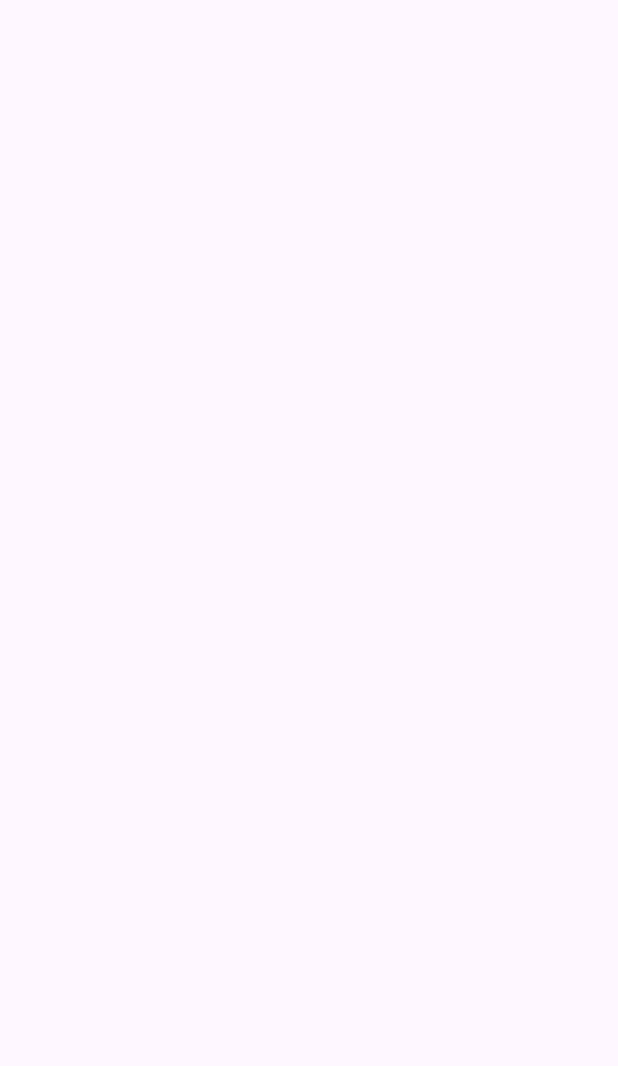
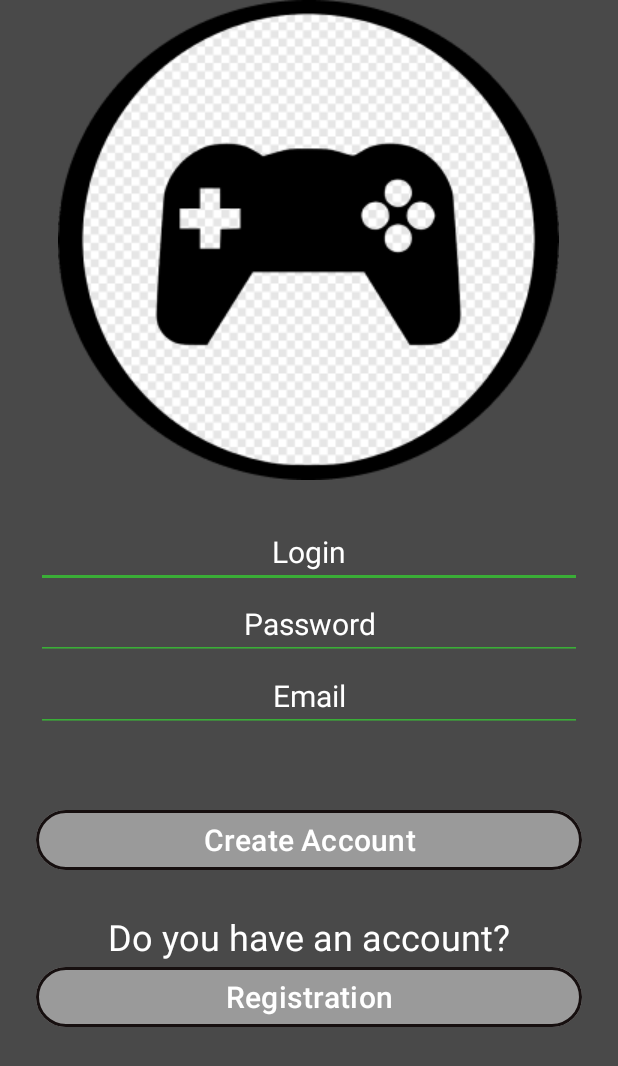
Before and after one commit to plumsoftware/Game-Lab, an Android app: the RegisterActivity screen opened directly, with no data from a screen before it, on a phone screen of 412 x 824 dp. Before the commit the part shown is empty. Shown: the top 1066 px of the screen. Run offline under Robolectric (Android 15) with nearby library versions, the phone set to English and light mode, and no system bars.

Commit message:
Добавил экран регистрации

```diff
--- a/app/src/main/java/com/example/gamelab/activity/RegisterActivity.kt
+++ b/app/src/main/java/com/example/gamelab/activity/RegisterActivity.kt
@@ -1,14 +1,49 @@
 package com.example.gamelab.activity
 
+import android.content.Context
+import android.content.Intent
+import android.content.SharedPreferences
 import android.os.Bundle
+import android.widget.Button
+import android.widget.EditText
+import android.widget.Toast
 import androidx.appcompat.app.AppCompatActivity
 import com.example.gamelab.R
 
 class RegisterActivity : AppCompatActivity() {
     override fun onCreate(savedInstanceState: Bundle?) {
         super.onCreate(savedInstanceState)
-
         setContentView(R.layout.activity_register)
 
+        val editTextTextLogin = findViewById<EditText>(R.id.editTextTextLogin)
+        val editTextTextPassword = findViewById<EditText>(R.id.editTextTextPassword)
+        val editTextTextEmail = findViewById<EditText>(R.id.editTextTextEmail)
+
+        val buttonLogin = findViewById<Button>(R.id.buttonLogin)
+        val buttonRegistration = findViewById<Button>(R.id.buttonRegister)
+
+        buttonLogin.setOnClickListener {
+            val login = editTextTextLogin.text.toString()
+            val password = editTextTextPassword.text.toString()
+            val email = editTextTextEmail.text.toString()
+
+            if (login.isNotEmpty() && password.isNotEmpty() && email.isNotEmpty()) {
+                val sp = getSharedPreferences("user", Context.MODE_PRIVATE)
+                val editor: SharedPreferences.Editor = sp.edit()
+                editor.putString("login", login)
+                editor.putString("password", password)
+                editor.putString("email", email)
+                editor.apply()
+
+                startActivity(Intent(this, CatalogActivity::class.java))
+                finish()
+            } else {
+                Toast.makeText(this, "Заполните все данные профиля!", Toast.LENGTH_LONG).show()
+            }
+        }
+        buttonRegistration.setOnClickListener {
+            startActivity(Intent(this, CatalogActivity::class.java))
+            finish()
+        }
     }
 }
--- a/app/src/main/res/layout/activity_register.xml
+++ b/app/src/main/res/layout/activity_register.xml
@@ -5,6 +5,100 @@
     android:id="@+id/main"
     android:layout_width="match_parent"
     android:layout_height="match_parent"
+    android:background="@color/background"
     tools:context=".activity.RegisterActivity">
 
+    <LinearLayout
+        android:layout_width="match_parent"
+        android:layout_height="match_parent"
+        android:gravity="center|top"
+        android:orientation="vertical"
+        android:paddingStart="24dp"
+        android:paddingEnd="24dp"
+        app:layout_constraintBottom_toBottomOf="parent"
+        app:layout_constraintEnd_toEndOf="parent"
+        app:layout_constraintStart_toStartOf="parent"
+        app:layout_constraintTop_toTopOf="parent">
+
+        <ImageView
+            android:id="@+id/imageView"
+            android:layout_width="wrap_content"
+            android:layout_height="wrap_content"
+            android:layout_marginBottom="24dp"
+            app:srcCompat="@drawable/logo" />
+
+        <EditText
+            android:id="@+id/editTextTextLogin"
+            android:layout_width="match_parent"
+            android:layout_height="wrap_content"
+            android:backgroundTint="#3AAE37"
+            android:ems="10"
+            android:gravity="center"
+            android:hint="Login"
+            android:inputType="text"
+            android:textColorHint="@color/text_color"
+            android:textSize="20sp" />
+
+        <EditText
+            android:id="@+id/editTextTextPassword"
+            android:layout_width="match_parent"
+            android:layout_height="wrap_content"
+            android:backgroundTint="#3AAE37"
+            android:ems="10"
+            android:gravity="center"
+            android:hint="Password"
+            android:inputType="textPassword"
+            android:textColorHint="@color/text_color"
+            android:textSize="20sp" />
+
+        <EditText
+            android:id="@+id/editTextTextEmail"
+            android:layout_width="match_parent"
+            android:layout_height="wrap_content"
+            android:layout_marginBottom="24dp"
+            android:backgroundTint="#3AAE37"
+            android:ems="10"
+            android:gravity="center"
+            android:hint="Email"
+            android:inputType="textEmailAddress"
+            android:textColorHint="@color/text_color"
+            android:textSize="20sp" />
+
+        <Button
+            android:id="@+id/buttonLogin"
+            android:layout_width="match_parent"
+            android:layout_height="wrap_content"
+            android:layout_marginTop="24dp"
+            android:layout_marginBottom="0dp"
+            android:backgroundTint="@color/primary"
+            android:text="Create Account"
+            android:textColor="@color/text_color"
+            android:textSize="20sp"
+            app:cornerRadius="22dp"
+            app:strokeColor="#160F0F"
+            app:strokeWidth="2dp" />
+
+        <TextView
+            android:id="@+id/textView"
+            android:layout_width="match_parent"
+            android:layout_height="wrap_content"
+            android:layout_marginTop="24dp"
+            android:gravity="center"
+            android:text="Do you have an account?"
+            android:textSize="24sp" />
+
+        <Button
+            android:id="@+id/buttonRegister"
+            android:layout_width="match_parent"
+            android:layout_height="wrap_content"
+            android:layout_marginBottom="0dp"
+            android:backgroundTint="@color/primary"
+            android:text="Registration"
+            android:textColor="@color/text_color"
+            android:textSize="20sp"
+            app:cornerRadius="22dp"
+            app:strokeColor="#160F0F"
+            app:strokeWidth="2dp" />
+    </LinearLayout>
+
 </androidx.constraintlayout.widget.ConstraintLayout>
```
